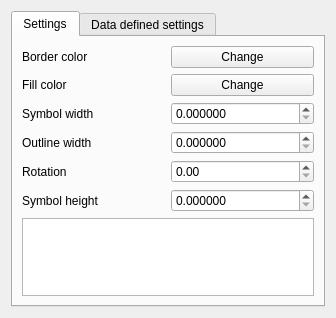
The window that src/ui/symbollayer/widget_ellipse.ui (qgis/QGIS) describes before a commit, drawn with Qt 5.
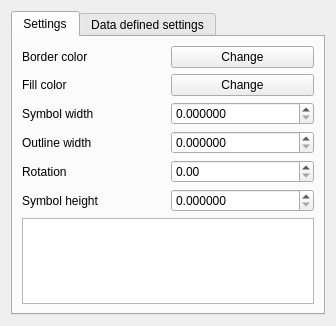
The same window after the commit. Custom widgets are drawn as their Qt base class.

Commit message: Add tooltips for shapes

Patch:
```diff
--- a/src/ui/symbollayer/widget_ellipse.ui
+++ b/src/ui/symbollayer/widget_ellipse.ui
@@ -7,7 +7,7 @@
     <x>0</x>
     <y>0</y>
     <width>336</width>
-    <height>318</height>
+    <height>326</height>
    </rect>
   </property>
   <property name="windowTitle">
```
The commit also changes 1 other file.
